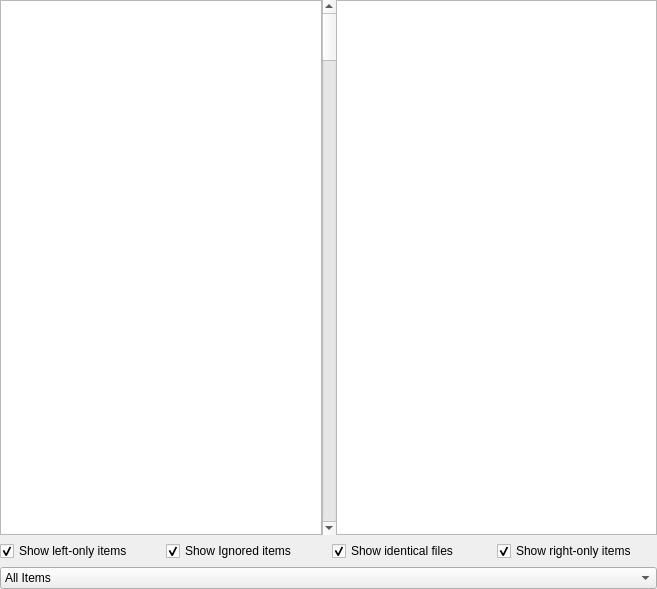
Before: the Qt Designer form ui/comparewidget.ui in PollardBanknote/qdiffdir, drawn with Qt 5.
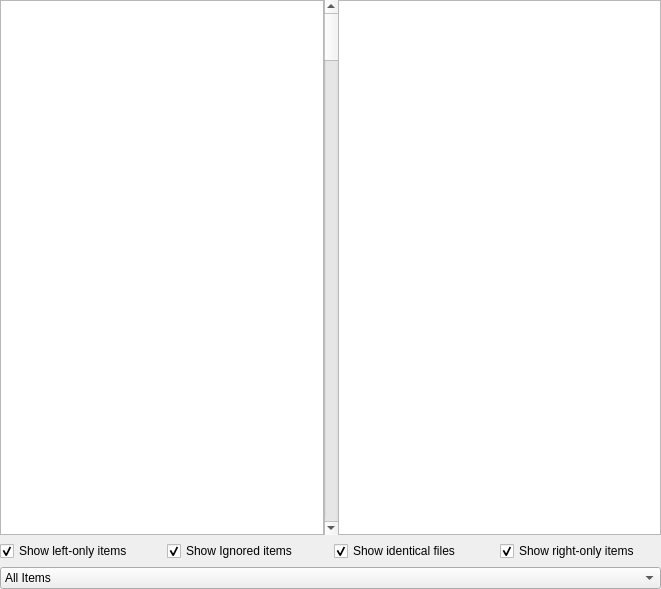
After: the same form once the commit is applied.

The edit to the form file:
```diff
--- a/ui/comparewidget.ui
+++ b/ui/comparewidget.ui
@@ -6,7 +6,7 @@
    <rect>
     <x>0</x>
     <y>0</y>
-    <width>657</width>
+    <width>661</width>
     <height>589</height>
    </rect>
   </property>
```
Left out of the diff: 16 changed lines with no effect on the pictures.
